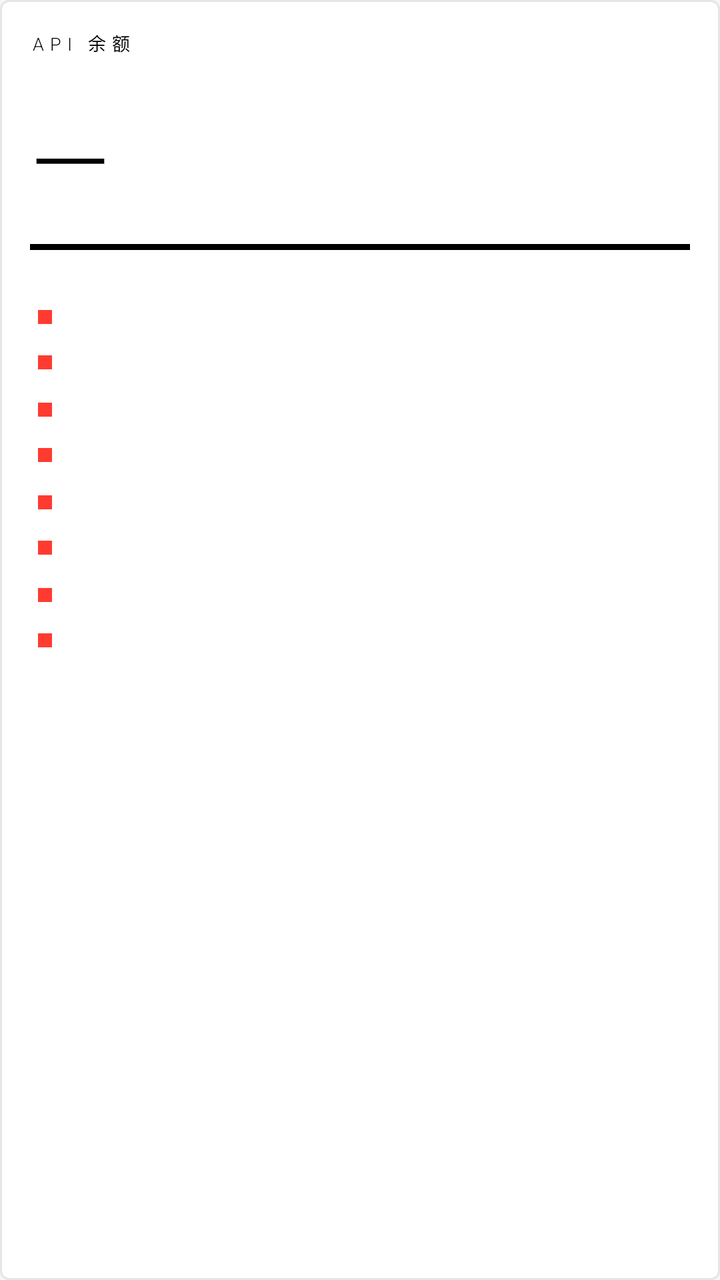
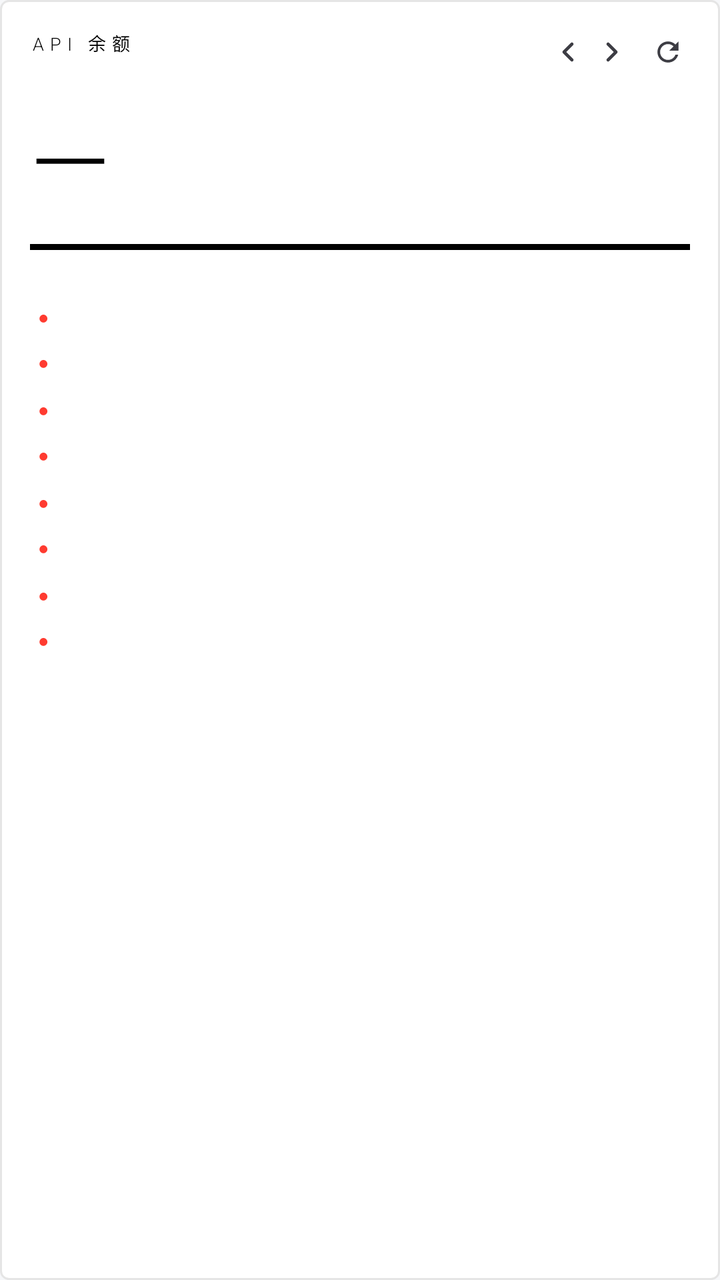

The first picture is an Android layout as it rendered before a commit; the second is the same layout after the commit. The layout source and the unified diff follow.
<!-- AndroidManifest.xml: application theme AppTheme -->
<!-- res/layout/widget_style3.xml -->
<?xml version="1.0" encoding="utf-8"?>
<FrameLayout xmlns:android="http://schemas.android.com/apk/res/android"
    android:id="@+id/w2_root"
    android:layout_width="match_parent"
    android:layout_height="match_parent"
    android:background="@drawable/wg_t3"
    android:padding="15dp">

    <LinearLayout
        android:layout_width="match_parent"
        android:layout_height="wrap_content"
        android:orientation="vertical">

        <LinearLayout
            android:layout_width="match_parent"
            android:layout_height="wrap_content"
            android:orientation="horizontal"
            android:gravity="left">

            <TextView
                android:id="@+id/w2_title"
                android:layout_width="0dp"
                android:layout_height="wrap_content"
                android:layout_weight="1"
                android:minWidth="0dp"
                android:singleLine="true"
                android:ellipsize="end"
                android:includeFontPadding="false"
            android:fontFamily="sans-serif-light"
            android:textAllCaps="true"
            android:letterSpacing="0.32"
                android:textColor="#FF000000"
                android:textSize="9sp"
                android:text="API 余额" />

            <TextView
                android:id="@+id/w2_page"
                android:layout_width="wrap_content"
                android:layout_height="wrap_content"
                android:layout_marginStart="4dp"
                android:minWidth="0dp"
                android:includeFontPadding="false"
                android:textColor="#FF000000"
                android:textSize="10.5sp" />

            <ImageView
                android:id="@+id/w2_prev"
                android:clickable="true"
                android:focusable="true"
                android:layout_width="22dp"
                android:layout_height="22dp"
                android:layout_marginStart="2dp"
                android:scaleType="fitCenter"
                android:src="@drawable/ic_chevron_left"
                android:contentDescription="上一页" />

            <ImageView
                android:id="@+id/w2_next"
                android:clickable="true"
                android:focusable="true"
                android:layout_width="22dp"
                android:layout_height="22dp"
                android:scaleType="fitCenter"
                android:src="@drawable/ic_chevron_right"
                android:contentDescription="下一页" />

            <ImageView
                android:id="@+id/w2_refresh"
                android:clickable="true"
                android:focusable="true"
                android:layout_width="22dp"
                android:layout_height="22dp"
                android:layout_marginStart="6dp"
                android:scaleType="fitCenter"
                android:src="@drawable/ic_refresh"
                android:contentDescription="刷新" />
        </LinearLayout>

        <TextView
            android:id="@+id/w2_total"
            android:layout_width="match_parent"
            android:layout_height="wrap_content"
            android:layout_marginTop="14dp"
            android:includeFontPadding="false"
            android:gravity="left"
        android:fontFamily="sans-serif-light"
            android:textColor="@color/ws3_tx"
            android:textSize="52sp"
            android:text="—" />

        <TextView
            android:layout_width="match_parent"
            android:layout_height="3dp"
            android:layout_marginTop="10dp"
            android:background="#FF000000" />

        <TextView
            android:id="@+id/w2_sub"
            android:layout_width="match_parent"
            android:layout_height="wrap_content"
            android:layout_marginTop="2dp"
            android:includeFontPadding="false"
            android:singleLine="true"
            android:ellipsize="end"
            android:gravity="left"
            android:textColor="@color/ws3_tx3"
            android:textSize="9.5sp" />

        <LinearLayout
            android:layout_width="match_parent"
            android:layout_height="0dp"
            android:layout_weight="1"
            android:layout_marginTop="8dp"
            android:orientation="vertical">

            <LinearLayout
                android:id="@+id/w2_row1"
                android:layout_width="match_parent"
                android:layout_height="wrap_content"
                    android:layout_marginTop="1dp"
                android:orientation="vertical"
                android:gravity="center_vertical">


                <LinearLayout
                    android:id="@+id/w2_slot1"
                    android:layout_width="match_parent"
                    android:layout_height="wrap_content"
                    android:orientation="horizontal"
                    android:gravity="center_vertical"
                    android:padding="4dp">

                    <TextView
                        android:id="@+id/w2_dot1"
                        android:layout_width="7dp"
                        android:layout_height="7dp"
                        android:layout_marginEnd="5dp"
                        android:background="@color/ws3_accent" />

                    <TextView
                        android:id="@+id/w2_name1"
                        android:layout_width="0dp"
                        android:layout_height="wrap_content"
                        android:layout_weight="1"
                        android:minWidth="0dp"
                        android:singleLine="true"
                        android:ellipsize="end"
                        android:includeFontPadding="false"
                    android:fontFamily="sans-serif-light"
                        android:textColor="@color/ws3_tx2"
                        android:textSize="11sp" />

                    <TextView
                        android:id="@+id/w2_val1"
                        android:layout_width="wrap_content"
                        android:layout_height="wrap_content"
                        android:includeFontPadding="false"
                    android:fontFamily="sans-serif-light"
                        android:textColor="@color/ws3_tx"
                        android:textSize="12.5sp" />
                </LinearLayout>

                <LinearLayout
                    android:id="@+id/w2_slot2"
                    android:layout_width="match_parent"
                    android:layout_height="wrap_content"
                    android:orientation="horizontal"
                    android:gravity="center_vertical"
                    android:padding="4dp">

                    <TextView
                        android:id="@+id/w2_dot2"
                        android:layout_width="7dp"
                        android:layout_height="7dp"
                        android:layout_marginEnd="5dp"
                        android:background="@color/ws3_accent" />

                    <TextView
                        android:id="@+id/w2_name2"
                        android:layout_width="0dp"
                        android:layout_height="wrap_content"
                        android:layout_weight="1"
                        android:minWidth="0dp"
                        android:singleLine="true"
                        android:ellipsize="end"
                        android:includeFontPadding="false"
                    android:fontFamily="sans-serif-light"
                        android:textColor="@color/ws3_tx2"
                        android:textSize="11sp" />

                    <TextView
                        android:id="@+id/w2_val2"
                        android:layout_width="wrap_content"
                        android:layout_height="wrap_content"
                        android:includeFontPadding="false"
                    android:fontFamily="sans-serif-light"
                        android:textColor="@color/ws3_tx"
                        android:textSize="12.5sp" />
                </LinearLayout>
            </LinearLayout>

            <TextView
                android:id="@+id/w2_div1"
                android:layout_width="match_parent"
                android:layout_height="0dp"
                android:visibility="gone" />

            <LinearLayout
                android:id="@+id/w2_row2"
                android:layout_width="match_parent"
                android:layout_height="wrap_content"
                    android:layout_marginTop="1dp"
                android:orientation="vertical"
                android:gravity="center_vertical">


                <LinearLayout
                    android:id="@+id/w2_slot3"
                    android:layout_width="match_parent"
                    android:layout_height="wrap_content"
                    android:orientation="horizontal"
                    android:gravity="center_vertical"
                    android:padding="4dp">

                    <TextView
                        android:id="@+id/w2_dot3"
                        android:layout_width="7dp"
                        android:layout_height="7dp"
                        android:layout_marginEnd="5dp"
                        android:background="@color/ws3_accent" />

                    <TextView
                        android:id="@+id/w2_name3"
                        android:layout_width="0dp"
                        android:layout_height="wrap_content"
                        android:layout_weight="1"
                        android:minWidth="0dp"
                        android:singleLine="true"
                        android:ellipsize="end"
                        android:includeFontPadding="false"
                    android:fontFamily="sans-serif-light"
                        android:textColor="@color/ws3_tx2"
                        android:textSize="11sp" />

                    <TextView
                        android:id="@+id/w2_val3"
                        android:layout_width="wrap_content"
                        android:layout_height="wrap_content"
                        android:includeFontPadding="false"
                    android:fontFamily="sans-serif-light"
                        android:textColor="@color/ws3_tx"
                        android:textSize="12.5sp" />
                </LinearLayout>

                <LinearLayout
                    android:id="@+id/w2_slot4"
                    android:layout_width="match_parent"
                    android:layout_height="wrap_content"
                    android:orientation="horizontal"
                    android:gravity="center_vertical"
                    android:padding="4dp">

                    <TextView
                        android:id="@+id/w2_dot4"
                        android:layout_width="7dp"
                        android:layout_height="7dp"
                        android:layout_marginEnd="5dp"
                        android:background="@color/ws3_accent" />

                    <TextView
                        android:id="@+id/w2_name4"
                        android:layout_width="0dp"
                        android:layout_height="wrap_content"
                        android:layout_weight="1"
                        android:minWidth="0dp"
                        android:singleLine="true"
                        android:ellipsize="end"
                        android:includeFontPadding="false"
                    android:fontFamily="sans-serif-light"
                        android:textColor="@color/ws3_tx2"
                        android:textSize="11sp" />

                    <TextView
                        android:id="@+id/w2_val4"
                        android:layout_width="wrap_content"
                        android:layout_height="wrap_content"
                        android:includeFontPadding="false"
                    android:fontFamily="sans-serif-light"
                        android:textColor="@color/ws3_tx"
                        android:textSize="12.5sp" />
                </LinearLayout>
            </LinearLayout>

            <TextView
                android:id="@+id/w2_div2"
                android:layout_width="match_parent"
                android:layout_height="0dp"
                android:visibility="gone" />

            <LinearLayout
                android:id="@+id/w2_row3"
                android:layout_width="match_parent"
                android:layout_height="wrap_content"
                    android:layout_marginTop="1dp"
                android:orientation="vertical"
                android:gravity="center_vertical">


                <LinearLayout
                    android:id="@+id/w2_slot5"
                    android:layout_width="match_parent"
                    android:layout_height="wrap_content"
                    android:orientation="horizontal"
                    android:gravity="center_vertical"
                    android:padding="4dp">

                    <TextView
                        android:id="@+id/w2_dot5"
                        android:layout_width="7dp"
                        android:layout_height="7dp"
                        android:layout_marginEnd="5dp"
                        android:background="@color/ws3_accent" />

                    <TextView
                        android:id="@+id/w2_name5"
                        android:layout_width="0dp"
                        android:layout_height="wrap_content"
                        android:layout_weight="1"
                        android:minWidth="0dp"
                        android:singleLine="true"
                        android:ellipsize="end"
                        android:includeFontPadding="false"
                    android:fontFamily="sans-serif-light"
                        android:textColor="@color/ws3_tx2"
                        android:textSize="11sp" />

                    <TextView
                        android:id="@+id/w2_val5"
                        android:layout_width="wrap_content"
                        android:layout_height="wrap_content"
                        android:includeFontPadding="false"
                    android:fontFamily="sans-serif-light"
                        android:textColor="@color/ws3_tx"
                        android:textSize="12.5sp" />
                </LinearLayout>

                <LinearLayout
                    android:id="@+id/w2_slot6"
                    android:layout_width="match_parent"
                    android:layout_height="wrap_content"
                    android:orientation="horizontal"
                    android:gravity="center_vertical"
                    android:padding="4dp">

                    <TextView
                        android:id="@+id/w2_dot6"
                        android:layout_width="7dp"
                        android:layout_height="7dp"
                        android:layout_marginEnd="5dp"
                        android:background="@color/ws3_accent" />

                    <TextView
                        android:id="@+id/w2_name6"
                        android:layout_width="0dp"
                        android:layout_height="wrap_content"
                        android:layout_weight="1"
                        android:minWidth="0dp"
                        android:singleLine="true"
                        android:ellipsize="end"
                        android:includeFontPadding="false"
                    android:fontFamily="sans-serif-light"
                        android:textColor="@color/ws3_tx2"
                        android:textSize="11sp" />

                    <TextView
                        android:id="@+id/w2_val6"
                        android:layout_width="wrap_content"
                        android:layout_height="wrap_content"
                        android:includeFontPadding="false"
                    android:fontFamily="sans-serif-light"
                        android:textColor="@color/ws3_tx"
                        android:textSize="12.5sp" />
                </LinearLayout>
            </LinearLayout>

            <TextView
                android:id="@+id/w2_div3"
                android:layout_width="match_parent"
                android:layout_height="0dp"
                android:visibility="gone" />

            <LinearLayout
                android:id="@+id/w2_row4"
                android:layout_width="match_parent"
                android:layout_height="wrap_content"
                    android:layout_marginTop="1dp"
                android:orientation="vertical"
                android:gravity="center_vertical">


                <LinearLayout
                    android:id="@+id/w2_slot7"
                    android:layout_width="match_parent"
                    android:layout_height="wrap_content"
                    android:orientation="horizontal"
                    android:gravity="center_vertical"
                    android:padding="4dp">

                    <TextView
                        android:id="@+id/w2_dot7"
                        android:layout_width="7dp"
                        android:layout_height="7dp"
                        android:layout_marginEnd="5dp"
                        android:background="@color/ws3_accent" />

                    <TextView
                        android:id="@+id/w2_name7"
                        android:layout_width="0dp"
                        android:layout_height="wrap_content"
                        android:layout_weight="1"
                        android:minWidth="0dp"
                        android:singleLine="true"
                        android:ellipsize="end"
                        android:includeFontPadding="false"
                    android:fontFamily="sans-serif-light"
                        android:textColor="@color/ws3_tx2"
                        android:textSize="11sp" />

                    <TextView
                        android:id="@+id/w2_val7"
                        android:layout_width="wrap_content"
                        android:layout_height="wrap_content"
                        android:includeFontPadding="false"
                    android:fontFamily="sans-serif-light"
                        android:textColor="@color/ws3_tx"
                        android:textSize="12.5sp" />
                </LinearLayout>

                <LinearLayout
                    android:id="@+id/w2_slot8"
                    android:layout_width="match_parent"
                    android:layout_height="wrap_content"
                    android:orientation="horizontal"
                    android:gravity="center_vertical"
                    android:padding="4dp">

                    <TextView
                        android:id="@+id/w2_dot8"
                        android:layout_width="7dp"
                        android:layout_height="7dp"
                        android:layout_marginEnd="5dp"
                        android:background="@color/ws3_accent" />

                    <TextView
                        android:id="@+id/w2_name8"
                        android:layout_width="0dp"
                        android:layout_height="wrap_content"
                        android:layout_weight="1"
                        android:minWidth="0dp"
                        android:singleLine="true"
                        android:ellipsize="end"
                        android:includeFontPadding="false"
                    android:fontFamily="sans-serif-light"
                        android:textColor="@color/ws3_tx2"
                        android:textSize="11sp" />

                    <TextView
                        android:id="@+id/w2_val8"
                        android:layout_width="wrap_content"
                        android:layout_height="wrap_content"
                        android:includeFontPadding="false"
                    android:fontFamily="sans-serif-light"
                        android:textColor="@color/ws3_tx"
                        android:textSize="12.5sp" />
                </LinearLayout>
            </LinearLayout>
        </LinearLayout>

    </LinearLayout>
</FrameLayout>
<!-- resources referenced by this layout -->
<resources>
  <color name="ws3_accent">#FFFF3B30</color>
  <color name="ws3_tx">#FF000000</color>
  <color name="ws3_tx2">#FF4D4D4D</color>
  <color name="ws3_tx3">#FF8C8C8C</color>
  <!-- drawable ic_chevron_left (drawable) -->
  <?xml version="1.0" encoding="utf-8"?>
  <vector xmlns:android="http://schemas.android.com/apk/res/android"
      android:width="24dp"
      android:height="24dp"
      android:viewportWidth="24"
      android:viewportHeight="24">
  
      <group
          android:pivotX="12"
          android:pivotY="12"
          android:scaleX="0.72"
          android:scaleY="0.72">
  
          <path
              android:pathData="M15,6 L9,12 L15,18"
              android:strokeColor="#FFFFFF"
              android:strokeWidth="2.4"
              android:strokeLineCap="round"
              android:strokeLineJoin="round"
              android:fillColor="#00000000" />
      </group>
  </vector>
  <!-- drawable ic_chevron_right (drawable) -->
  <?xml version="1.0" encoding="utf-8"?>
  <vector xmlns:android="http://schemas.android.com/apk/res/android"
      android:width="24dp"
      android:height="24dp"
      android:viewportWidth="24"
      android:viewportHeight="24">
  
      <group
          android:pivotX="12"
          android:pivotY="12"
          android:scaleX="0.72"
          android:scaleY="0.72">
  
          <path
              android:pathData="M9,6 L15,12 L9,18"
              android:strokeColor="#FFFFFF"
              android:strokeWidth="2.4"
              android:strokeLineCap="round"
              android:strokeLineJoin="round"
              android:fillColor="#00000000" />
      </group>
  </vector>
  <!-- drawable ic_refresh (drawable) -->
  <?xml version="1.0" encoding="utf-8"?>
  <vector xmlns:android="http://schemas.android.com/apk/res/android"
      android:width="24dp"
      android:height="24dp"
      android:viewportWidth="24"
      android:viewportHeight="24">
  
      <group
          android:pivotX="12"
          android:pivotY="12"
          android:scaleX="0.72"
          android:scaleY="0.72">
  
          <path
              android:fillColor="#FFFFFF"
              android:pathData="M17.65,6.35C16.2,4.9 14.21,4 12,4c-4.42,0 -7.99,3.58 -8,8s3.57,8 8,8c3.73,0 6.84,-2.55 7.73,-6h-2.08c-0.82,2.33 -3.04,4 -5.65,4 -3.31,0 -6,-2.69 -6,-6s2.69,-6 6,-6c1.66,0 3.14,0.69 4.22,1.78L13,11h7V4l-2.35,2.35z" />
      </group>
  </vector>
  <!-- drawable wg_t3 (drawable) -->
  <?xml version="1.0" encoding="utf-8"?>
  <shape xmlns:android="http://schemas.android.com/apk/res/android" android:shape="rectangle">
      <solid android:color="#FFFFFFFF" />
      <corners android:radius="4dp" />
      <stroke android:width="1dp" android:color="#FFE5E5E5" />
  </shape>
  <!-- drawable seg_bg (drawable) -->
  <?xml version="1.0" encoding="utf-8"?>
  <shape xmlns:android="http://schemas.android.com/apk/res/android"
      android:shape="rectangle">
      <corners android:radius="14dp" />
      <solid android:color="?attr/c_neu_surface" />
      <stroke android:width="1dp" android:color="?attr/c_neu_dark" />
  </shape>
  <!-- drawable input_aurora (drawable) -->
  <?xml version="1.0" encoding="utf-8"?>
  <shape xmlns:android="http://schemas.android.com/apk/res/android"
      android:shape="rectangle">
      <corners android:radius="12dp" />
      <solid android:color="?attr/c_input" />
      <stroke android:width="1dp" android:color="?attr/c_line" />
  </shape>
  <!-- drawable seg_sel (drawable) -->
  <?xml version="1.0" encoding="utf-8"?>
  <shape xmlns:android="http://schemas.android.com/apk/res/android"
      android:shape="rectangle">
      <corners android:radius="10dp" />
      <solid android:color="?attr/c_accent_soft" />
  </shape>
  <style name="DialogAnim">
          <item name="android:windowEnterAnimation">@anim/dialog_in</item>
          <item name="android:windowExitAnimation">@anim/dialog_out</item>
      </style>
  <!-- unchanged entries left out for length: 5 -->
</resources>

<!-- the commit's change to res/layout/widget_style3.xml (unified diff, before → after) -->
@@ -16,7 +16,6 @@
             android:layout_height="wrap_content"
             android:orientation="horizontal"
             android:gravity="left">
-
             <TextView
                 android:id="@+id/w2_title"
                 android:layout_width="0dp"
@@ -51,7 +50,7 @@
                 android:layout_height="22dp"
                 android:layout_marginStart="2dp"
                 android:scaleType="fitCenter"
-                android:src="@drawable/ic_chevron_left"
+                android:src="@drawable/ic_chevron_left_dark"
                 android:contentDescription="上一页" />
 
             <ImageView
@@ -61,7 +60,7 @@
                 android:layout_width="22dp"
                 android:layout_height="22dp"
                 android:scaleType="fitCenter"
-                android:src="@drawable/ic_chevron_right"
+                android:src="@drawable/ic_chevron_right_dark"
                 android:contentDescription="下一页" />
 
             <ImageView
@@ -72,7 +71,7 @@
                 android:layout_height="22dp"
                 android:layout_marginStart="6dp"
                 android:scaleType="fitCenter"
-                android:src="@drawable/ic_refresh"
+                android:src="@drawable/ic_refresh_dark"
                 android:contentDescription="刷新" />
         </LinearLayout>
 
@@ -132,10 +131,13 @@
 
                     <TextView
                         android:id="@+id/w2_dot1"
-                        android:layout_width="7dp"
-                        android:layout_height="7dp"
-                        android:layout_marginEnd="5dp"
-                        android:background="@color/ws3_accent" />
+                        android:layout_width="wrap_content"
+                        android:layout_height="wrap_content"
+                        android:layout_marginEnd="5dp"
+                        android:includeFontPadding="false"
+                        android:text="●"
+                        android:textSize="9sp"
+                        android:textColor="@color/ws3_accent" />
 
                     <TextView
                         android:id="@+id/w2_name1"
@@ -170,10 +172,13 @@
 
                     <TextView
                         android:id="@+id/w2_dot2"
-                        android:layout_width="7dp"
-                        android:layout_height="7dp"
-                        android:layout_marginEnd="5dp"
-                        android:background="@color/ws3_accent" />
+                        android:layout_width="wrap_content"
+                        android:layout_height="wrap_content"
+                        android:layout_marginEnd="5dp"
+                        android:includeFontPadding="false"
+                        android:text="●"
+                        android:textSize="9sp"
+                        android:textColor="@color/ws3_accent" />
 
                     <TextView
                         android:id="@+id/w2_name2"
@@ -224,10 +229,13 @@
 
                     <TextView
                         android:id="@+id/w2_dot3"
-                        android:layout_width="7dp"
-                        android:layout_height="7dp"
-                        android:layout_marginEnd="5dp"
-                        android:background="@color/ws3_accent" />
+                        android:layout_width="wrap_content"
+                        android:layout_height="wrap_content"
+                        android:layout_marginEnd="5dp"
+                        android:includeFontPadding="false"
+                        android:text="●"
+                        android:textSize="9sp"
+                        android:textColor="@color/ws3_accent" />
 
                     <TextView
                         android:id="@+id/w2_name3"
@@ -262,10 +270,13 @@
 
                     <TextView
                         android:id="@+id/w2_dot4"
-                        android:layout_width="7dp"
-                        android:layout_height="7dp"
-                        android:layout_marginEnd="5dp"
-                        android:background="@color/ws3_accent" />
+                        android:layout_width="wrap_content"
+                        android:layout_height="wrap_content"
+                        android:layout_marginEnd="5dp"
+                        android:includeFontPadding="false"
+                        android:text="●"
+                        android:textSize="9sp"
+                        android:textColor="@color/ws3_accent" />
 
                     <TextView
                         android:id="@+id/w2_name4"
@@ -316,10 +327,13 @@
 
                     <TextView
                         android:id="@+id/w2_dot5"
-                        android:layout_width="7dp"
-                        android:layout_height="7dp"
-                        android:layout_marginEnd="5dp"
-                        android:background="@color/ws3_accent" />
+                        android:layout_width="wrap_content"
+                        android:layout_height="wrap_content"
+                        android:layout_marginEnd="5dp"
+                        android:includeFontPadding="false"
+                        android:text="●"
+                        android:textSize="9sp"
+                        android:textColor="@color/ws3_accent" />
 
                     <TextView
                         android:id="@+id/w2_name5"
@@ -354,10 +368,13 @@
 
                     <TextView
                         android:id="@+id/w2_dot6"
-                        android:layout_width="7dp"
-                        android:layout_height="7dp"
-                        android:layout_marginEnd="5dp"
-                        android:background="@color/ws3_accent" />
+                        android:layout_width="wrap_content"
+                        android:layout_height="wrap_content"
+                        android:layout_marginEnd="5dp"
+                        android:includeFontPadding="false"
+                        android:text="●"
+                        android:textSize="9sp"
+                        android:textColor="@color/ws3_accent" />
 
                     <TextView
                         android:id="@+id/w2_name6"
@@ -408,10 +425,13 @@
 
                     <TextView
                         android:id="@+id/w2_dot7"
-                        android:layout_width="7dp"
-                        android:layout_height="7dp"
-                        android:layout_marginEnd="5dp"
-                        android:background="@color/ws3_accent" />
+                        android:layout_width="wrap_content"
+                        android:layout_height="wrap_content"
+                        android:layout_marginEnd="5dp"
+                        android:includeFontPadding="false"
+                        android:text="●"
+                        android:textSize="9sp"
+                        android:textColor="@color/ws3_accent" />
 
                     <TextView
                         android:id="@+id/w2_name7"
@@ -446,10 +466,13 @@
 
                     <TextView
                         android:id="@+id/w2_dot8"
-                        android:layout_width="7dp"
-                        android:layout_height="7dp"
-                        android:layout_marginEnd="5dp"
-                        android:background="@color/ws3_accent" />
+                        android:layout_width="wrap_content"
+                        android:layout_height="wrap_content"
+                        android:layout_marginEnd="5dp"
+                        android:includeFontPadding="false"
+                        android:text="●"
+                        android:textSize="9sp"
+                        android:textColor="@color/ws3_accent" />
 
                     <TextView
                         android:id="@+id/w2_name8"
<!-- resource entries referenced after the edit -->
@@ -4,7 +4,7 @@
   <color name="ws3_tx">#FF000000</color>
   <color name="ws3_tx2">#FF4D4D4D</color>
   <color name="ws3_tx3">#FF8C8C8C</color>
-  <!-- drawable ic_chevron_left (drawable) -->
+  <!-- drawable ic_chevron_left_dark (drawable) -->
   <?xml version="1.0" encoding="utf-8"?>
   <vector xmlns:android="http://schemas.android.com/apk/res/android"
       android:width="24dp"
@@ -20,14 +20,14 @@
   
           <path
               android:pathData="M15,6 L9,12 L15,18"
-              android:strokeColor="#FFFFFF"
+              android:strokeColor="#FF3C3C43"
               android:strokeWidth="2.4"
               android:strokeLineCap="round"
               android:strokeLineJoin="round"
               android:fillColor="#00000000" />
       </group>
   </vector>
-  <!-- drawable ic_chevron_right (drawable) -->
+  <!-- drawable ic_chevron_right_dark (drawable) -->
   <?xml version="1.0" encoding="utf-8"?>
   <vector xmlns:android="http://schemas.android.com/apk/res/android"
       android:width="24dp"
@@ -43,14 +43,14 @@
   
           <path
               android:pathData="M9,6 L15,12 L9,18"
-              android:strokeColor="#FFFFFF"
+              android:strokeColor="#FF3C3C43"
               android:strokeWidth="2.4"
               android:strokeLineCap="round"
               android:strokeLineJoin="round"
               android:fillColor="#00000000" />
       </group>
   </vector>
-  <!-- drawable ic_refresh (drawable) -->
+  <!-- drawable ic_refresh_dark (drawable) -->
   <?xml version="1.0" encoding="utf-8"?>
   <vector xmlns:android="http://schemas.android.com/apk/res/android"
       android:width="24dp"
@@ -65,7 +65,7 @@
           android:scaleY="0.72">
   
           <path
-              android:fillColor="#FFFFFF"
+              android:fillColor="#FF3C3C43"
               android:pathData="M17.65,6.35C16.2,4.9 14.21,4 12,4c-4.42,0 -7.99,3.58 -8,8s3.57,8 8,8c3.73,0 6.84,-2.55 7.73,-6h-2.08c-0.82,2.33 -3.04,4 -5.65,4 -3.31,0 -6,-2.69 -6,-6s2.69,-6 6,-6c1.66,0 3.14,0.69 4.22,1.78L13,11h7V4l-2.35,2.35z" />
       </group>
   </vector>
